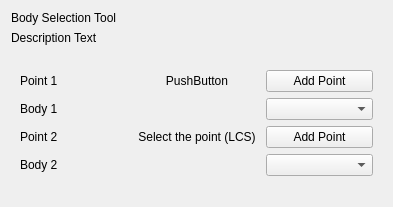
Before: the Qt Designer form BodySelector.ui in ljplessis/Nikra-DAP, drawn with Qt 5.
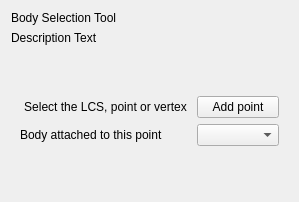
After: the same form once the commit is applied.

Commit message: General DAP: Added working functionality to the body selection tool. It has three modes and can readily add in other pages to extend functionality if needs be.

Diff of the .ui file:
```diff
--- a/BodySelector.ui
+++ b/BodySelector.ui
@@ -6,8 +6,8 @@
    <rect>
     <x>0</x>
     <y>0</y>
-    <width>393</width>
-    <height>207</height>
+    <width>275</width>
+    <height>202</height>
    </rect>
   </property>
   <property name="windowTitle">
@@ -35,7 +35,7 @@
    <item row="1" column="0">
     <widget class="QStackedWidget" name="inputWidget">
      <property name="currentIndex">
-      <number>0</number>
+      <number>2</number>
      </property>
      <widget class="QWidget" name="page_3">
       <layout class="QGridLayout" name="gridLayout_3">
@@ -50,7 +50,7 @@
          <item row="0" column="1">
           <widget class="QPushButton" name="lcsName1">
            <property name="text">
-            <string>PushButton</string>
+            <string>Select the point (LCS)</string>
            </property>
            <property name="flat">
             <bool>true</bool>
@@ -171,6 +171,41 @@
        </item>
       </layout>
      </widget>
+     <widget class="QWidget" name="page">
+      <layout class="QGridLayout" name="gridLayout_7">
+       <item row="0" column="0">
+        <layout class="QGridLayout" name="gridLayout_4">
+         <item row="2" column="0">
+          <widget class="QLabel" name="label_10">
+           <property name="text">
+            <string>Body attached to this point </string>
+           </property>
+          </widget>
+         </item>
+         <item row="1" column="1">
+          <widget class="QPushButton" name="pointPush">
+           <property name="text">
+            <string>Add point</string>
+           </property>
+          </widget>
+         </item>
+         <item row="2" column="1">
+          <widget class="QComboBox" name="bodyPointCombo"/>
+         </item>
+         <item row="1" column="0">
+          <widget class="QPushButton" name="pointName">
+           <property name="text">
+            <string>Select the LCS, point or vertex</string>
+           </property>
+           <property name="flat">
+            <bool>true</bool>
+           </property>
+          </widget>
+         </item>
+        </layout>
+       </item>
+      </layout>
+     </widget>
     </widget>
    </item>
   </layout>
```
The commit also changes 11 other files.
